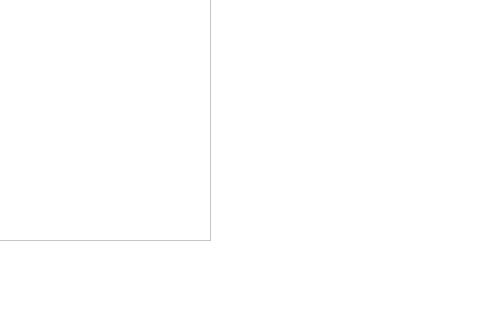
This is imagesdialog.ui in Gambo2907/Proyecto-3---GalleryTEC as Qt 5 draws it before an edit; both pictures show x 320 to 800 and y 280 to 600 of the 800 by 600 pixel window. The edited form follows.
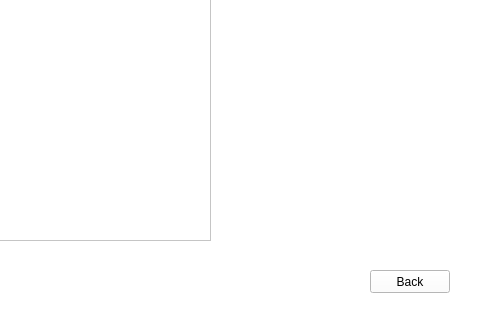
This is the edited form.

Diff of the .ui file:
```diff
--- a/imagesdialog.ui
+++ b/imagesdialog.ui
@@ -34,6 +34,10 @@
 background: white;
 color: black
 }
+QPushButton#pushButton_Iback{
+background: white;
+color: black
+}
 
 QLabel#label_Ititle{
 background: white;
@@ -124,6 +128,19 @@
     <string>Edit</string>
    </property>
   </widget>
+  <widget class="QPushButton" name="pushButton_Iback">
+   <property name="geometry">
+    <rect>
+     <x>690</x>
+     <y>550</y>
+     <width>80</width>
+     <height>23</height>
+    </rect>
+   </property>
+   <property name="text">
+    <string>Back</string>
+   </property>
+  </widget>
  </widget>
  <resources/>
  <connections/>
```
Left out of the diff: 2 changed lines with no effect on the pictures.
